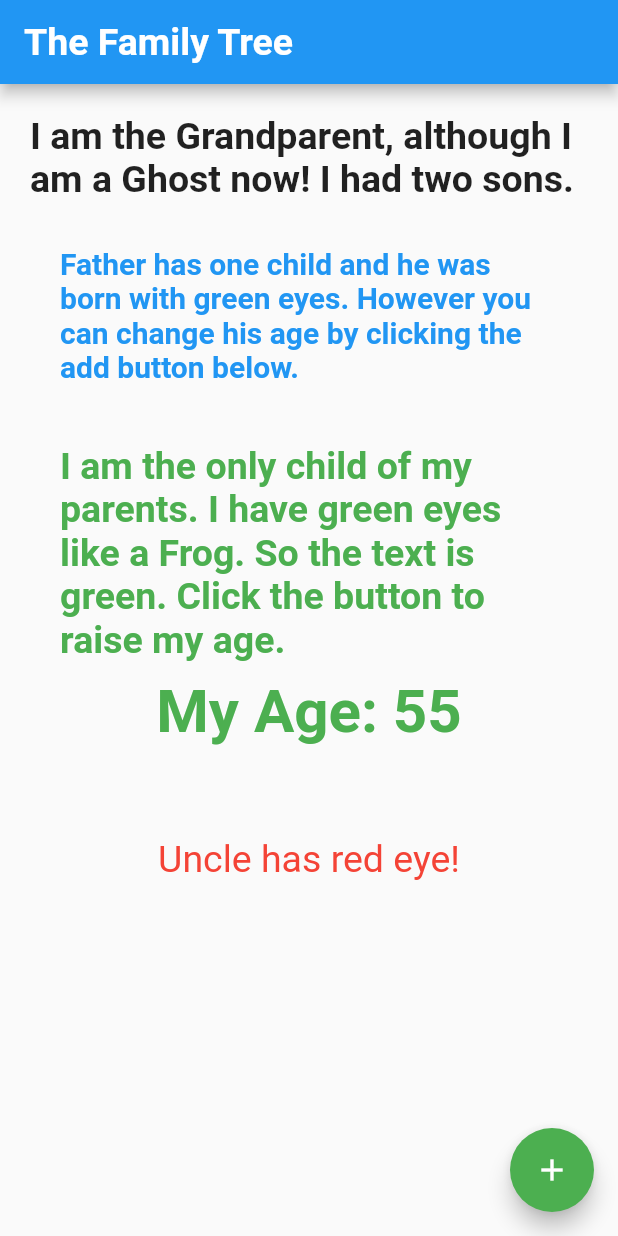
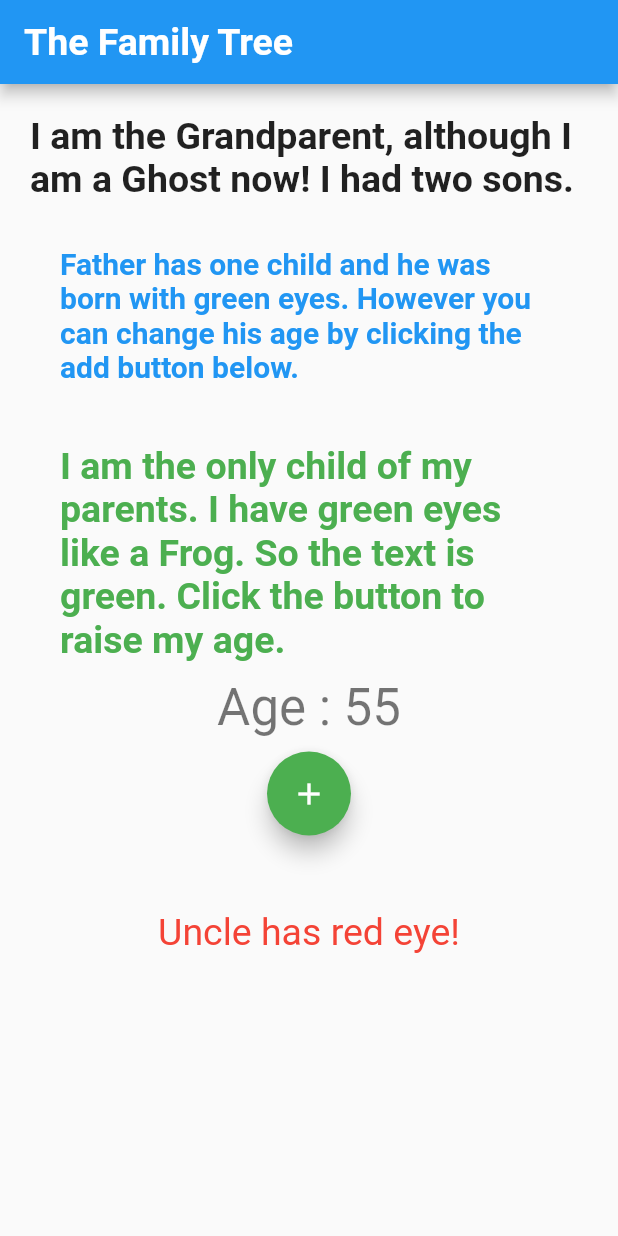
Before and after one commit to sanjibsinha/our_app, a Flutter app: the screen it shows after launch, on a phone screen of 412 x 824 dp. Run offline on Flutter 3.47's test engine with Material 2 defaults, Android fonts, the light colour scheme and no system bars.

Commit message:
Fifth commit

```diff
--- a/lib/controller/inherited-widget/inherited_widget_tree.dart
+++ b/lib/controller/inherited-widget/inherited_widget_tree.dart
@@ -1,4 +1,30 @@
 import 'package:flutter/material.dart';
+
+class OurAppPage extends StatefulWidget {
+  @override
+  _OurAppPageState createState() => _OurAppPageState();
+}
+
+class _OurAppPageState extends State<OurAppPage> {
+  var _ourCounter = new OurCounter(ourCounter: 0);
+  @override
+  Widget build(BuildContext context) {
+    return OurCounterSupplier(
+      ourCounter: _ourCounter,
+      child: Scaffold(
+        body: InheritedWidgetTree(),
+        floatingActionButton: FloatingActionButton(
+          child: Icon(Icons.add),
+          onPressed: () {
+            setState(() {
+              _ourCounter.raiseCounter();
+            });
+          },
+        ),
+      ),
+    );
+  }
+}
 
 class InheritedWidgetTree extends StatelessWidget {
   @override
--- /dev/null
+++ b/lib/controller/inherited-widget/rebuilding_inherited_widget.dart
@@ -0,0 +1,208 @@
+import 'package:flutter/material.dart';
+import 'package:flutter/rendering.dart';
+
+class RebuildingInheritedWidget extends StatefulWidget {
+  @override
+  _RebuildingInheritedWidgetState createState() =>
+      _RebuildingInheritedWidgetState();
+}
+
+class _RebuildingInheritedWidgetState extends State<RebuildingInheritedWidget> {
+  @override
+  Widget build(BuildContext context) {
+    return Scaffold(
+      appBar: AppBar(
+        title: Text(
+          'The Family Tree',
+          style: TextStyle(fontWeight: FontWeight.bold, fontSize: 25.0),
+        ),
+      ),
+      body: GrandParent(),
+    );
+  }
+}
+
+class GrandParent extends StatelessWidget {
+  @override
+  Widget build(BuildContext context) {
+    return _childrenList();
+  }
+}
+
+Widget _childrenList() => ListView(
+      padding: const EdgeInsets.all(20.0),
+      children: [
+        Text(
+          'I am the Grandparent, although I am a Ghost now! I had two sons.',
+          style: TextStyle(fontWeight: FontWeight.bold, fontSize: 25.0),
+        ),
+        SizedBox(
+          height: 10.0,
+        ),
+        FatherClass(),
+        SizedBox(
+          height: 10.0,
+        ),
+        UncleClass(),
+      ],
+    );
+
+class FatherClass extends GrandParent {
+  @override
+  Widget build(BuildContext context) {
+    return Center(
+        child: Column(
+      children: [
+        Container(
+          margin: EdgeInsets.all(10.0),
+          padding: EdgeInsets.all(10.0),
+          child: Text(
+            'Father has one child and he was born with green eyes. However ' +
+                'you can change his age by clicking the add button below.',
+            style: TextStyle(
+                fontWeight: FontWeight.bold,
+                fontSize: 20.0,
+                color: Colors.blue),
+          ),
+        ),
+        IAmTheOnlyChildOfMyFather(),
+      ],
+    ));
+  }
+}
+
+class UncleClass extends GrandParent {
+  @override
+  Widget build(BuildContext context) {
+    return Center(
+      child: Container(
+        margin: EdgeInsets.all(10.0),
+        padding: EdgeInsets.all(10.0),
+        child: Text(
+          'Uncle has red eye!',
+          style: TextStyle(fontSize: 25.0, color: Colors.red),
+        ),
+      ),
+    );
+  }
+}
+
+class IAmTheOnlyChildOfMyFather extends StatefulWidget {
+  @override
+  _IAmTheOnlyChildOfMyFatherState createState() =>
+      _IAmTheOnlyChildOfMyFatherState();
+}
+
+class _IAmTheOnlyChildOfMyFatherState extends State<IAmTheOnlyChildOfMyFather> {
+  var age = new ChangeAge(age: 55);
+  @override
+  Widget build(BuildContext context) {
+    return Container(
+      margin: EdgeInsets.all(10.0),
+      padding: EdgeInsets.all(10.0),
+      child: Column(
+        children: [
+          EyeColor(
+            color: Colors.green,
+            child: Builder(
+              builder: (BuildContext innerContext) {
+                Color eyeColor = EyeColor.of(innerContext).color;
+                return Column(
+                  children: [
+                    Text(
+                      'I am the only child of my parents.' +
+                          ' I have green eyes like a Frog. So the text is green.' +
+                          ' Click the button to raise my age.',
+                      style: TextStyle(
+                          color: eyeColor,
+                          fontSize: 25.0,
+                          fontWeight: FontWeight.bold),
+                    ),
+                    SizedBox(
+                      height: 10.0,
+                    ),
+                  ],
+                );
+              },
+            ),
+          ),
+          ChangingAge(
+              age: new ChangeAge(age: 55),
+              child: Builder(builder: (BuildContext innerContext) {
+                return Column(children: [
+                  Text(
+                    'Age : ${age.age}',
+                    style: Theme.of(context).textTheme.headline4,
+                  ),
+                  SizedBox(
+                    height: 10.0,
+                  ),
+                  FloatingActionButton(
+                    onPressed: () {
+                      setState(() {
+                        age.changeAge();
+                      });
+                    },
+                    child: Icon(Icons.add),
+                    backgroundColor: Colors.green,
+                  ),
+                ]);
+              })),
+        ],
+      ),
+    );
+  }
+}
+
+class EyeColor extends InheritedWidget {
+  const EyeColor({
+    Key key,
+    @required this.color,
+    @required Widget child,
+  })  : assert(color != null),
+        assert(child != null),
+        super(key: key, child: child);
+
+  final Color color;
+
+  static EyeColor of(BuildContext context) {
+    return context.dependOnInheritedWidgetOfExactType<EyeColor>();
+  }
+
+  @override
+  bool updateShouldNotify(EyeColor old) => color != old.color;
+}
+
+class ChangingAge extends InheritedWidget {
+  const ChangingAge({
+    Key key,
+    @required this.age,
+    @required Widget child,
+  })  : assert(age != null),
+        super(key: key, child: child);
+
+  final ChangeAge age;
+
+  static ChangingAge of(BuildContext context) {
+    return context.dependOnInheritedWidgetOfExactType<ChangingAge>();
+  }
+
+  @override
+  bool updateShouldNotify(ChangingAge old) => age != old.age;
+}
+
+class ChangeAge {
+  int age;
+  ChangeAge({this.age});
+  void changeAge() {
+    age += 5;
+  }
+}
+
+class ChangeColor {
+  Color textColor;
+  ChangeColor({this.textColor});
+  void changeColor() {
+    textColor = Colors.deepPurple;
+  }
+}
--- a/lib/main.dart
+++ b/lib/main.dart
@@ -2,6 +2,7 @@ import 'package:flutter/material.dart';
 import 'package:our_app/controller/inherited-widget/inherited_widget_tree.dart';
 
 import 'controller/inherited-widget/inherited_widget_explained.dart';
+import 'controller/inherited-widget/rebuilding_inherited_widget.dart';
 
 main() => runApp(OurApp());
 
@@ -11,33 +12,7 @@ class OurApp extends StatelessWidget {
     return MaterialApp(
       title: 'Our App',
       debugShowCheckedModeBanner: false,
-      home: InheritedWidgetExplained(),
+      home: RebuildingInheritedWidget(),
     );
   }
 }
-
-class OurAppPage extends StatefulWidget {
-  @override
-  _OurAppPageState createState() => _OurAppPageState();
-}
-
-class _OurAppPageState extends State<OurAppPage> {
-  var _ourCounter = new OurCounter(ourCounter: 0);
-  @override
-  Widget build(BuildContext context) {
-    return OurCounterSupplier(
-      ourCounter: _ourCounter,
-      child: Scaffold(
-        body: InheritedWidgetTree(),
-        floatingActionButton: FloatingActionButton(
-          child: Icon(Icons.add),
-          onPressed: () {
-            setState(() {
-              _ourCounter.raiseCounter();
-            });
-          },
-        ),
-      ),
-    );
-  }
-}
```
